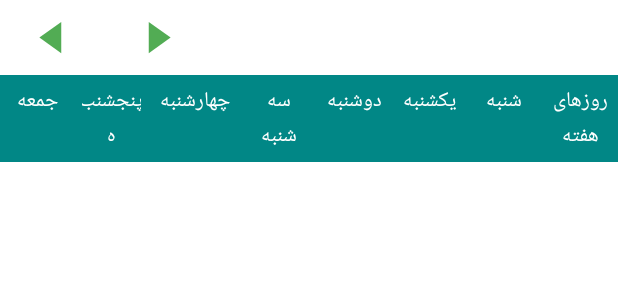
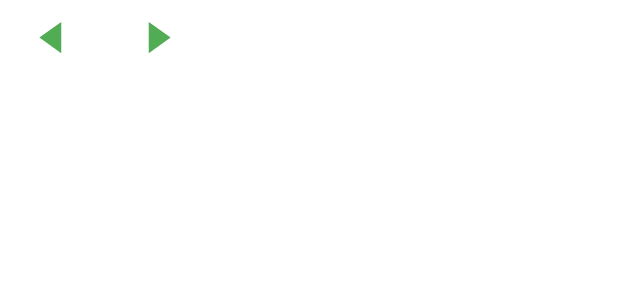
Before and after one commit to erfanakhavanrad/RostManaFinal, an Android app: the layout fragment_tables.xml on its own in the app's theme, with its tools: preview values and no code run, on a phone screen of 412 x 824 dp. Shown: the top 300 px of the screen. Run offline under Robolectric (Android 15) with nearby library versions, the phone set to English and light mode, and no system bars.

```diff
--- a/app/src/main/java/com/example/rostmanafinal/Pojo/TableModel.java
+++ b/app/src/main/java/com/example/rostmanafinal/Pojo/TableModel.java
@@ -7,6 +7,11 @@ public class TableModel {
     private String element;
     private String lighting;
     private String fogger;
+    private String[] datesOfWeek;
+
+    public String[] getDatesOfWeek() {
+        return datesOfWeek;
+    }
 
     public TableModel(String Watering, String Fan, String Element, String Lighting, String fogger) {
         this.watering = Watering;
--- a/app/src/main/res/layout/fragment_monitoring.xml
+++ b/app/src/main/res/layout/fragment_monitoring.xml
@@ -19,8 +19,8 @@
     <lecho.lib.hellocharts.view.LineChartView
         android:id="@+id/chart"
         android:layout_width="match_parent"
-        android:layout_height="500dp"
-        android:padding="10dp"
+        android:layout_height="200dp"
+        android:padding="5dp"
         app:layout_constraintBottom_toBottomOf="parent"
         app:layout_constraintEnd_toEndOf="parent"
         app:layout_constraintStart_toStartOf="parent"
--- a/app/src/main/res/layout/fragment_tables.xml
+++ b/app/src/main/res/layout/fragment_tables.xml
@@ -27,96 +27,97 @@
                 />
         </LinearLayout>
 
-    <LinearLayout
-        android:id="@+id/relativeLayout1"
-        android:layout_width="fill_parent"
-        android:layout_height="wrap_content"
-        android:background="@color/blue">
+    <!--    <LinearLayout-->
+    <!--        android:id="@+id/relativeLayout1"-->
+    <!--        android:layout_width="fill_parent"-->
+    <!--        android:layout_height="wrap_content"-->
+    <!--        android:background="@color/blue">-->
 
-        <TextView
-            android:layout_width="0dp"
-            android:layout_height="wrap_content"
-            android:layout_weight="1"
-            android:gravity="center"
-            android:padding="5dp"
-            android:text="جمعه"
-            android:textColor="#ffffff" />
+    <!--        <TextView-->
+    <!--            android:layout_width="0dp"-->
+    <!--            android:layout_height="wrap_content"-->
+    <!--            android:layout_weight="1"-->
+    <!--            android:gravity="center"-->
+    <!--            android:padding="5dp"-->
+    <!--            android:text="جمعه"-->
+    <!--            android:textColor="#ffffff" />-->
 
-        <TextView
-            android:layout_width="0dp"
-            android:layout_height="wrap_content"
-            android:layout_weight="1"
-            android:gravity="center"
-            android:padding="5dp"
-            android:text="پنجشنبه"
-            android:textColor="#ffffff" />
+    <!--        <TextView-->
+    <!--            android:layout_width="0dp"-->
+    <!--            android:layout_height="wrap_content"-->
+    <!--            android:layout_weight="1"-->
+    <!--            android:gravity="center"-->
+    <!--            android:padding="5dp"-->
+    <!--            android:text="پنجشنبه"-->
+    <!--            android:textColor="#ffffff" />-->
 
-        <TextView
-            android:layout_width="0dp"
-            android:layout_height="wrap_content"
-            android:layout_weight="1.25"
-            android:gravity="center"
-            android:padding="5dp"
-            android:text="چهارشنبه"
-            android:textColor="#ffffff" />
+    <!--        <TextView-->
+    <!--            android:layout_width="0dp"-->
+    <!--            android:layout_height="wrap_content"-->
+    <!--            android:layout_weight="1.25"-->
+    <!--            android:gravity="center"-->
+    <!--            android:padding="5dp"-->
+    <!--            android:text="چهارشنبه"-->
+    <!--            android:textColor="#ffffff" />-->
 
-        <TextView
-            android:layout_width="0dp"
-            android:layout_height="wrap_content"
-            android:layout_weight="1"
-            android:gravity="center"
-            android:padding="5dp"
-            android:text="سه شنبه"
-            android:textColor="#ffffff" />
-        <TextView
-            android:layout_width="0dp"
-            android:layout_height="wrap_content"
-            android:layout_weight="1"
-            android:gravity="center"
-            android:padding="5dp"
-            android:text="دوشنبه"
-            android:textColor="#ffffff" />
-        <TextView
-            android:layout_width="0dp"
-            android:layout_height="wrap_content"
-            android:layout_weight="1"
-            android:gravity="center"
-            android:padding="5dp"
-            android:text="یکشنبه"
-            android:textColor="#ffffff" />
-        <TextView
-            android:layout_width="0dp"
-            android:layout_height="wrap_content"
-            android:layout_weight="1"
-            android:gravity="center"
-            android:padding="5dp"
-            android:text="شنبه"
-            android:textColor="#ffffff" />
+    <!--        <TextView-->
+    <!--            android:layout_width="0dp"-->
+    <!--            android:layout_height="wrap_content"-->
+    <!--            android:layout_weight="1"-->
+    <!--            android:gravity="center"-->
+    <!--            android:padding="5dp"-->
+    <!--            android:text="سه شنبه"-->
+    <!--            android:textColor="#ffffff" />-->
+    <!--        <TextView-->
+    <!--            android:layout_width="0dp"-->
+    <!--            android:layout_height="wrap_content"-->
+    <!--            android:layout_weight="1"-->
+    <!--            android:gravity="center"-->
+    <!--            android:padding="5dp"-->
+    <!--            android:text="دوشنبه"-->
+    <!--            android:textColor="#ffffff" />-->
+    <!--        <TextView-->
+    <!--            android:layout_width="0dp"-->
+    <!--            android:layout_height="wrap_content"-->
+    <!--            android:layout_weight="1"-->
+    <!--            android:gravity="center"-->
+    <!--            android:padding="5dp"-->
+    <!--            android:text="یکشنبه"-->
+    <!--            android:textColor="#ffffff" />-->
+    <!--        <TextView-->
+    <!--            android:layout_width="0dp"-->
+    <!--            android:layout_height="wrap_content"-->
+    <!--            android:layout_weight="1"-->
+    <!--            android:gravity="center"-->
+    <!--            android:padding="5dp"-->
+    <!--            android:text="شنبه"-->
+    <!--            android:textColor="#ffffff" />-->
 
-        <TextView
-            android:layout_width="0dp"
-            android:layout_height="wrap_content"
-            android:layout_weight="1"
-            android:gravity="center"
-            android:padding="5dp"
-            android:text="روزهای هفته"
-            android:textColor="#ffffff" />
-    </LinearLayout>
-<HorizontalScrollView
-    android:scrollbars="horizontal"
-    android:fillViewport="true"
-    android:layout_width="match_parent"
-    android:layout_height="match_parent">
-    <LinearLayout
-        android:layout_width="match_parent"
-        android:layout_height="wrap_content"
-        android:orientation="horizontal"
-        >
+    <!--        <TextView-->
+    <!--            android:layout_width="0dp"-->
+    <!--            android:layout_height="wrap_content"-->
+    <!--            android:layout_weight="1"-->
+    <!--            android:gravity="center"-->
+    <!--            android:padding="5dp"-->
+    <!--            android:text="روزهای هفته"-->
+    <!--            android:textColor="#ffffff" />-->
+    <!--    </LinearLayout>-->
     <ListView
         android:id="@+id/listview"
         android:layout_width="match_parent"
         android:layout_height="wrap_content"
         android:divider="@null" />
+    <!--<HorizontalScrollView-->
+    <!--    android:scrollbars="horizontal"-->
+    <!--    android:fillViewport="true"-->
+    <!--    android:layout_width="match_parent"-->
+    <!--    android:layout_height="match_parent">-->
+    <!--    <LinearLayout-->
+    <!--        android:layout_width="match_parent"-->
+    <!--        android:layout_height="wrap_content"-->
+    <!--        android:orientation="horizontal"-->
+    <!--        >-->
+
+    <!--    </LinearLayout>-->
+    <!--</HorizontalScrollView>-->
 </LinearLayout>
-</HorizontalScrollView>
-</LinearLayout>
```
Also changed, not shown: app/src/main/java/com/example/rostmanafinal/Fragments/FragmentMonitoring.java (+52 -85 lines), app/src/main/java/com/example/rostmanafinal/Fragments/FragmentTables.java (+51 -21 lines), app/src/main/java/com/example/rostmanafinal/Pojo/DaysOfWeek.java (added, +77 -0 lines), app/src/main/res/layout/listview_row.xml (+48 -48 lines). Lines whose indentation alone changed are shown as unchanged.
